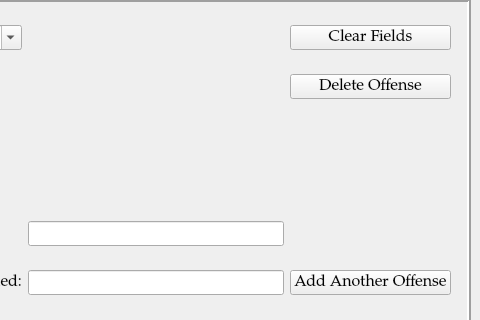
Before: the Qt Designer form ui/SentencingDialog.ui in HunterProgram22/MuniEntry, drawn with Qt 5; both pictures show x 520 to 1000 and y 172 to 492 of the 1000 by 800 pixel window.
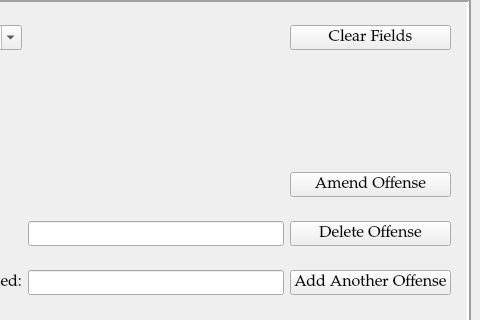
After: the same form once the commit is applied.

Commit message: Added an Amend Offense Dialog.

```diff
--- a/ui/SentencingDialog.ui
+++ b/ui/SentencingDialog.ui
@@ -675,13 +675,6 @@
        </property>
       </widget>
      </item>
-     <item row="1" column="4">
-      <widget class="QPushButton" name="pushButton_4">
-       <property name="text">
-        <string>Delete Offense</string>
-       </property>
-      </widget>
-     </item>
      <item row="5" column="4">
       <widget class="QPushButton" name="addOffenseButton">
        <property name="text">
@@ -689,6 +682,20 @@
        </property>
       </widget>
      </item>
+     <item row="4" column="4">
+      <widget class="QPushButton" name="deleteOffenseButton">
+       <property name="text">
+        <string>Delete Offense</string>
+       </property>
+      </widget>
+     </item>
+     <item row="3" column="4">
+      <widget class="QPushButton" name="amendOffenseButton">
+       <property name="text">
+        <string>Amend Offense</string>
+       </property>
+      </widget>
+     </item>
     </layout>
    </widget>
   </widget>
```
Left out of the diff: 21 changed lines with no effect on the pictures. The commit also changes 6 other files.
